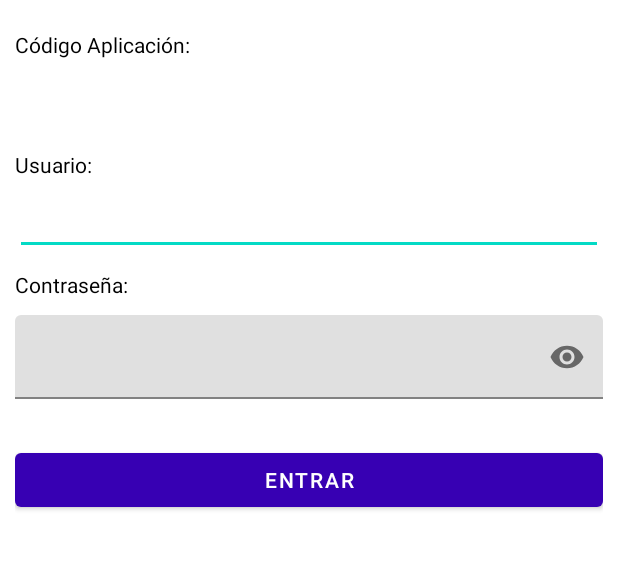
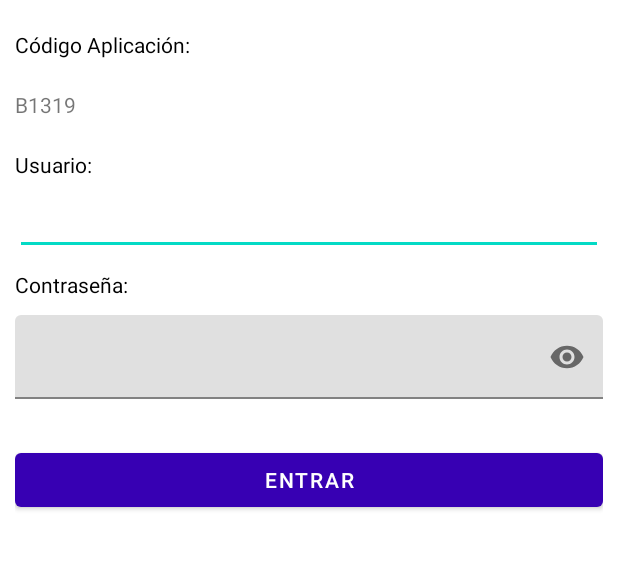
Before and after one commit to Daniel-RM/ArcoTrack, an Android app: the screen it shows after launch (LoginActivity), on a phone screen of 412 x 824 dp, the part 135-705 px from its top. Run offline under Robolectric (Android 15) with nearby library versions, the phone set to English and light mode, and no system bars.

Commit message:
versión prueba Play Console

```diff
--- a/app/build.gradle
+++ b/app/build.gradle
@@ -10,7 +10,7 @@ android {
         applicationId "com.arcoelectronica.arcotrack"
         minSdkVersion 23
         targetSdkVersion 30
-        versionCode 3
+        versionCode 4
         versionName "1.1"
 
         testInstrumentationRunner "androidx.test.runner.AndroidJUnitRunner"
--- a/app/src/main/java/com/arcoelectronica/aroctrack/LoginActivity.java
+++ b/app/src/main/java/com/arcoelectronica/aroctrack/LoginActivity.java
@@ -45,10 +45,11 @@ public class LoginActivity extends AppCompatActivity {
 
         //Compruebo si la aplicación ya tiene un código único asignado. Si no es así, lo creo y se lo asigno
         SharedPreferences preferences = getSharedPreferences("codigoInicial", Context.MODE_PRIVATE);
-        if (preferences == null){
+        code = preferences.getString("codigo","");
+
+        if(code.equals("")){
             creaCodigo();
         }else{
-            code = preferences.getString("codigo","");
             code = code.replace("-","");
             code = code.substring(0,1) + code.substring(4,5) + code.substring(9,10) + code.substring(14,15) + code.substring(19,20);
             code = code.toUpperCase();
@@ -98,6 +99,13 @@ public class LoginActivity extends AppCompatActivity {
         SharedPreferences.Editor editor = preferences.edit();
         editor.putString("codigo", UUID.randomUUID().toString());
         editor.commit();
+
+        SharedPreferences preferences2 = getSharedPreferences("codigoInicial", Context.MODE_PRIVATE);
+        code = preferences2.getString("codigo","");
+        code = code.replace("-","");
+        code = code.substring(0,1) + code.substring(4,5) + code.substring(9,10) + code.substring(14,15) + code.substring(19,20);
+        code = code.toUpperCase();
+        tvCodigo.setText(code);
     }
 
     public void comprobarCodigo(String usuario, String codigo, String imei){
```
Also changed, not shown: 2 other files.
